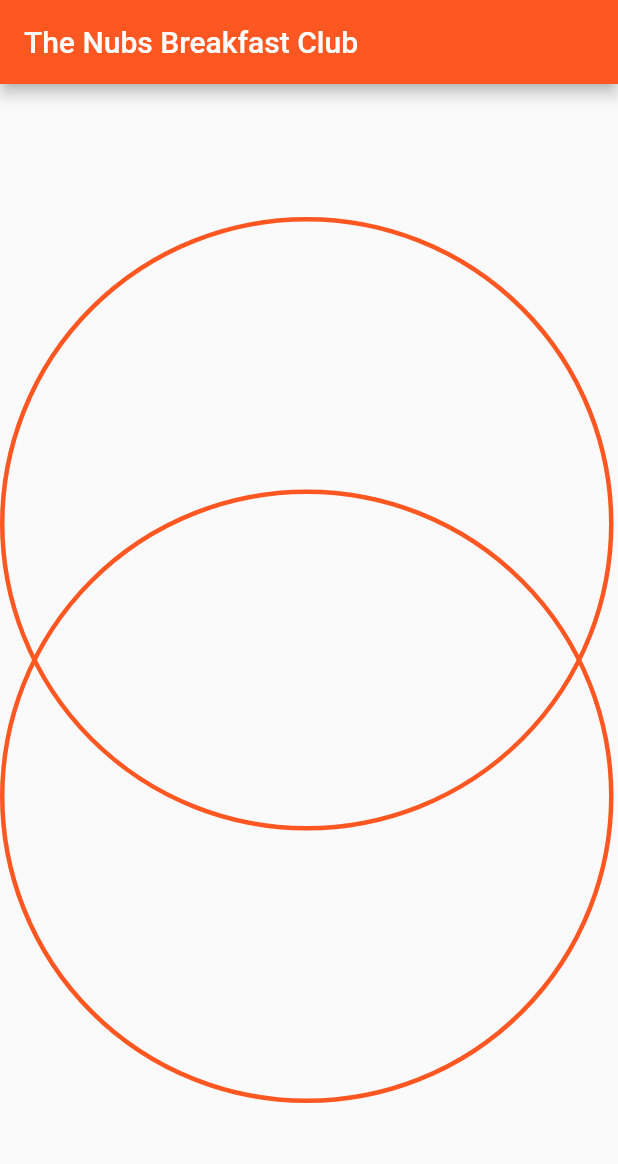
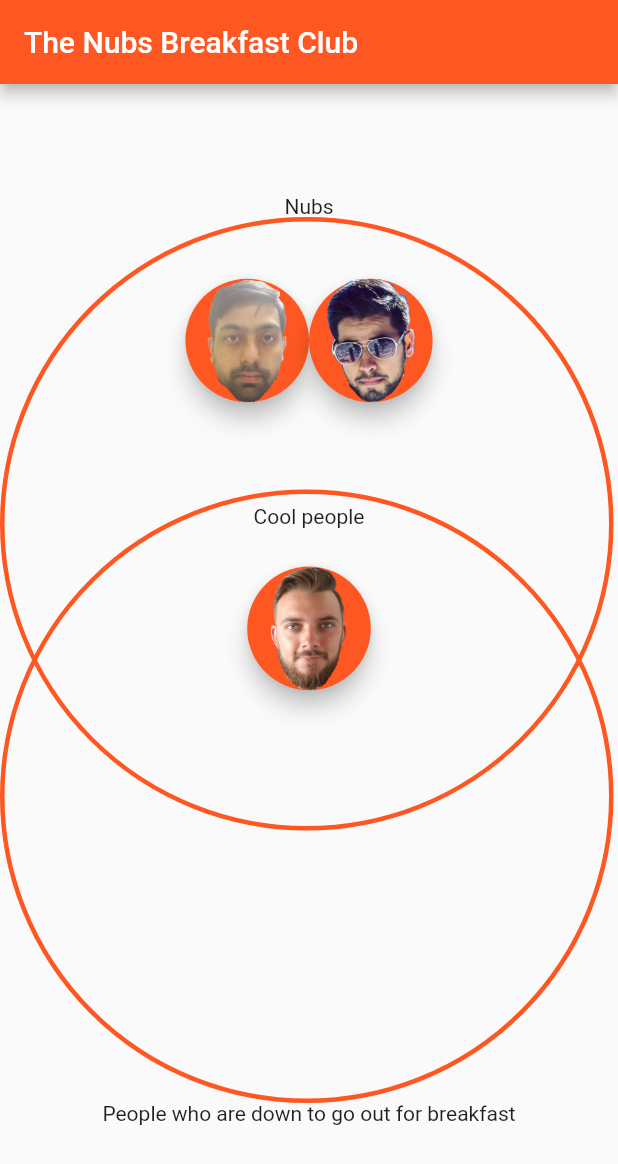
Before and after one commit to precisionconage/nubs-breakfast, a Flutter app: the screen it shows after launch, on a phone screen of 412 x 824 dp. Shown: the top 1164 px of the screen. Run offline on Flutter 3.47's test engine with Material 2 defaults, Android fonts, the phone set to English and light mode, and no system bars.

Commit message:
Unbelievably hacky, but it works
TODO: Find a better way to lay out the containers, figure out idiomatic way to break some of this up, etc. I'll probably never actually do it though.

```diff
--- a/lib/main.dart
+++ b/lib/main.dart
@@ -1,4 +1,6 @@
 import 'package:flutter/material.dart';
+import 'person.dart';
+import 'person_container.dart';
 
 void main() => runApp(new MyApp());
 
@@ -43,7 +45,39 @@ class MyHomePage extends StatefulWidget {
 }
 
 class _MyHomePageState extends State<MyHomePage> {
-  int _counter = 0;
+  Set<Person> _nubs = new Set<Person>.from([
+    new Person(
+      firstName: "Shane",
+      lastName: "Spoor",
+      nickname: "Shaner",
+      birthday: new DateTime(1994, 8, 2),
+      image: "assets/shaner.png",
+    ),
+    new Person(
+      firstName: "Salman",
+      lastName: "Shaharyar",
+      nickname: "The Legendary Pokemon",
+      birthday: new DateTime(1988, 4, 4),
+      image: "assets/salmaster.png",
+    ),
+    new Person(
+      firstName: "Abhishek",
+      lastName: "Bhardwaj",
+      nickname: "Abmaster",
+      birthday: new DateTime(1993, 8, 16),
+      image: "assets/abhishake.png",
+    ),
+  ]);
+
+  Set<Person> _breakfast = new Set<Person>.from([
+    new Person(
+      firstName: "Shane",
+      lastName: "Spoor",
+      nickname: "Shaner",
+      birthday: new DateTime(1994, 8, 2),
+      image: "assets/shaner.png",
+    ),
+  ]);
 
   void _incrementCounter() {
     setState(() {
@@ -52,7 +86,6 @@ class _MyHomePageState extends State<MyHomePage> {
       // so that the display can reflect the updated values. If we changed
       // _counter without calling setState(), then the build method would not be
       // called again, and so nothing would appear to happen.
-      _counter++;
     });
   }
 
@@ -71,28 +104,47 @@ class _MyHomePageState extends State<MyHomePage> {
         title: new Text(widget.title),
       ),
       body: new Center(
-        // Center is a layout widget. It takes a single child and positions it
-        // in the middle of the parent.
+        // I'm sure there's a better way to do all of this crazy height stuff,
+        // but I'm just hacking this together for fun
         child: new SizedBox (
           height: ((MediaQuery.of(context).size.width - 3.0) * 2) -
-                  ((MediaQuery.of(context).size.width - 3.0) / 1.8),
+                  ((MediaQuery.of(context).size.width - 3.0) / 1.8) +
+                  30.0,
           child: new Stack(
-            // Column is also layout widget. It takes a list of children and
-            // arranges them vertically. By default, it sizes itself to fit its
-            // children horizontally, and tries to be as tall as its parent.
-            //
-            // Invoke "debug paint" (press "p" in the console where you ran
-            // "flutter run", or select "Toggle Debug Paint" from the Flutter tool
-            // window in IntelliJ) to see the wireframe for each widget.
-            //
-            // Column has various properties to control how it sizes itself and
-            // how it positions its children. Here we use mainAxisAlignment to
-            // center the children vertically; the main axis here is the vertical
-            // axis because Columns are vertical (the cross axis would be
-            // horizontal).
+            alignment: Alignment.center,
             children: <Widget>[
+              // Labels for each part of the Venn diagram
               new Positioned(
                 top: 0.0,
+                child: new Text("Nubs"),
+              ),
+              new Positioned(
+                bottom: 0.0,
+                child: new Text("People who are down to go out for breakfast"),
+              ),
+              new Positioned(
+                top: (((MediaQuery.of(context).size.width - 3.0) * 2) -
+                     ((MediaQuery.of(context).size.width - 3.0) / 1.8) +
+                     30.0) / 3,
+                child: new Text("Cool people"),
+              ),
+
+              // The circles making up the Venn diagram
+              new Positioned(
+                top: 15.0,
+                left: 0.0,
+                child: new Container(
+                  width: MediaQuery.of(context).size.width - 3.0,
+                  height: MediaQuery.of(context).size.width - 3.0,
+                  decoration: new BoxDecoration(
+                    shape: BoxShape.circle,
+                    color: Colors.transparent,
+                    border: new Border.all(color: Theme.of(context).primaryColor, width: 3.0),
+                  ),
+                ),
+              ),
+              new Positioned(
+                bottom: 15.0,
                 left: 0.0,
                 child: new Container(
                   width: MediaQuery.of(context).size.width - 3.0,
@@ -104,19 +156,47 @@ class _MyHomePageState extends State<MyHomePage> {
                   ),
                 ),
               ),
+
+              // Rows containing images of people in the respective rows
               new Positioned(
-                bottom: 0.0,
-                left: 0.0,
-                child: new Container(
-                  width: MediaQuery.of(context).size.width - 3.0,
-                  height: MediaQuery.of(context).size.width - 3.0,
-                  decoration: new BoxDecoration(
-                      shape: BoxShape.circle,
-                      color: Colors.transparent,
-                      border: new Border.all(color: Theme.of(context).primaryColor, width: 3.0)
-                  ),
-                ),
+                top: 15.0 + MediaQuery.of(context).size.width / 10.0,
+                child: new Row(
+                  children: _nubs.difference(_breakfast).map((Person p) {
+                    return new SizedBox(
+                      height: MediaQuery.of(context).size.width / 5.0,
+                      width: MediaQuery.of(context).size.width / 5.0,
+                      child: new PersonContainer(person: p, isCool: false),
+                    );
+                  }).toList()
+                )
               ),
+              new Positioned(
+                top: (((MediaQuery.of(context).size.width - 3.0) * 2) -
+                     ((MediaQuery.of(context).size.width - 3.0) / 1.8) +
+                     30.0) / 3 +
+                     MediaQuery.of(context).size.width / 10.0,
+                child: new Row(
+                  children: _nubs.intersection(_breakfast).map((Person p) {
+                    return new SizedBox(
+                      height: MediaQuery.of(context).size.width / 5.0,
+                      width: MediaQuery.of(context).size.width / 5.0,
+                      child: new PersonContainer(person: p, isCool: true),
+                    );
+                  }).toList()
+                )
+              ),
+              new Positioned(
+                bottom: 15.0,
+                child: new Row(
+                  children: _breakfast.difference(_nubs).map((Person p) {
+                    return new SizedBox(
+                      height: MediaQuery.of(context).size.width / 5.0,
+                      width: MediaQuery.of(context).size.width / 5.0,
+                      child: new PersonContainer(person: p, isCool: false),
+                    );
+                  }).toList()
+                )
+              )
             ],
           ),
         ),
--- a/lib/person.dart
+++ b/lib/person.dart
@@ -5,24 +5,24 @@ class Person {
   String lastName;
   String nickname;
   DateTime birthday;
-  String imagePath;
+  String image;
 
   Person({
     @required this.firstName,
     @required this.lastName,
     this.nickname,
     @required this.birthday,
-    @required this.imagePath}):
+    @required this.image}):
       assert(firstName != null),
       assert(lastName != null),
       assert(birthday != null),
-      assert(imagePath != null);
+      assert(image != null);
 
   operator ==(Object other) {
-    return other is Person && other.hashCode() == hashCode();
+    return other is Person && other.hashCode == hashCode;
   }
 
-  int hashCode() {
+  int get hashCode {
     var hash = firstName.hashCode;
     hash = 37 * hash + lastName.hashCode;
     hash = 37 * hash + birthday.hashCode;
--- /dev/null
+++ b/lib/person_container.dart
@@ -0,0 +1,39 @@
+import 'package:flutter/material.dart';
+import 'person.dart';
+
+class PersonContainer extends StatelessWidget {
+  final Person person;
+  final bool isCool;
+
+  PersonContainer({Key key, this.person, this.isCool}) : super(key: key);
+
+  Widget build(BuildContext context) {
+    return new FloatingActionButton(
+      onPressed: () {
+        showDialog(
+          context: context,
+          barrierDismissible: true,
+          builder: (BuildContext context) {
+            return new SimpleDialog(
+              title: new Text("${person.firstName} ${person.nickname != null ? "\"${person.nickname}\" " : ""}${person.lastName}"),
+              children: <Widget>[
+                new Column(
+                  mainAxisAlignment: MainAxisAlignment.start,
+                  children: <Widget>[
+                    new Image(image: AssetImage(person.image)),
+                    new Text("Birthday: ${person.birthday.year}-${person.birthday.month.toString().padLeft(2, '0')}-${person.birthday.day.toString().padLeft(2, '0')}"),
+                    new Text("Is cool? ${this.isCool ? "yes" : "no"}"),
+                  ],
+                ),
+              ],
+            );
+          },
+        );
+      },
+      child: new ConstrainedBox(
+        constraints: new BoxConstraints.expand(),
+        child: new Image(image: AssetImage(person.image))
+      ),
+    );
+  }
+}
--- a/pubspec.yaml
+++ b/pubspec.yaml
@@ -26,9 +26,8 @@ flutter:
   uses-material-design: true
 
   # To add assets to your application, add an assets section, like this:
-  # assets:
-  #  - images/a_dot_burr.jpeg
-  #  - images/a_dot_ham.jpeg
+  assets:
+    - assets/
 
   # An image asset can refer to one or more resolution-specific "variants", see
   # https://flutter.io/assets-and-images/#resolution-aware.
```
Also changed, not shown: assets/abhishake.png (added), assets/salmaster.png (added), assets/shaner.png (added).
